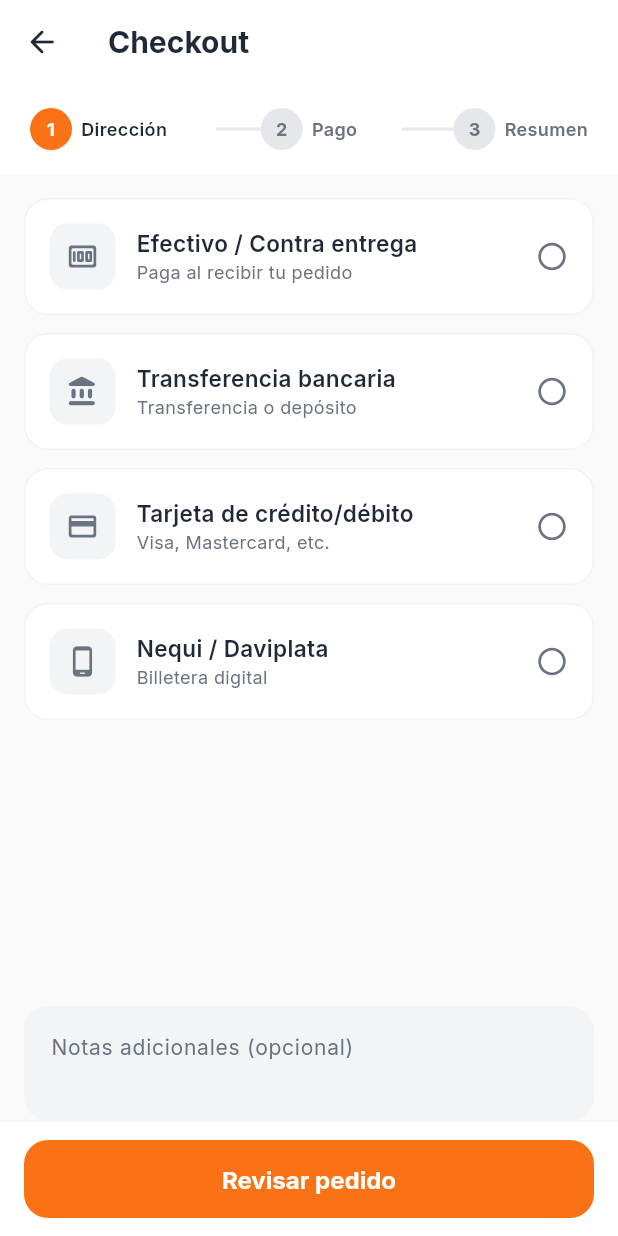
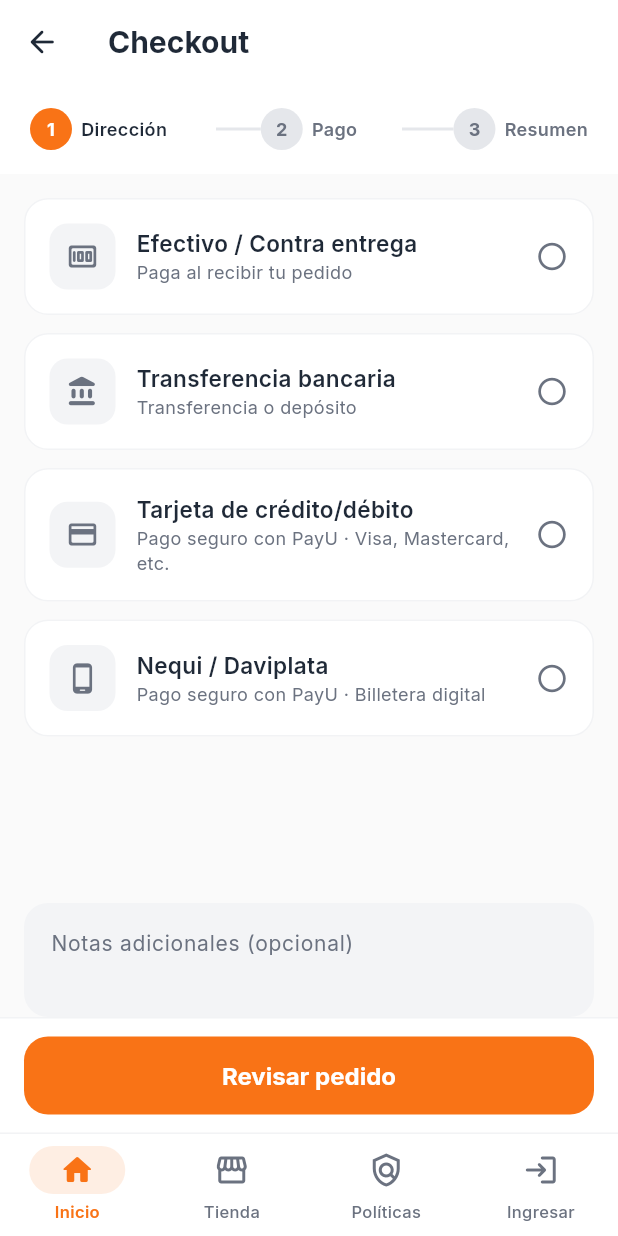
Before and after one commit to davidbet2/BaseShop, a Flutter app: the CheckoutScreen screen opened by its route, swiped to page 2, on a phone screen of 412 x 824 dp. Run offline on Flutter 3.47's test engine with Material 3 defaults, Android fonts, the phone set to English and light mode, and no system bars; our stand-ins replace cached_network_image, dio, equatable, firebase_core, firebase_messaging, flutter_bloc and 11 more; missing offline and left inert: dart:html, dart:js_interop; accounts and stored records are empty; network calls fail.

Commit message:
fix: move checkout/payment routes into shell, PayU labels, fix blank addresses

```diff
--- a/frontend/lib/core/router/app_router.dart
+++ b/frontend/lib/core/router/app_router.dart
@@ -248,10 +248,6 @@ late final GoRouter appRouter = GoRouter(
             child: PoliciesScreen(),
           ),
         ),
-      ],
-    ),
-
-    // ── Full-screen routes (outside shell — payment flows) ───
         GoRoute(
           path: '/checkout',
           builder: (context, state) => const CheckoutScreen(),
@@ -277,4 +273,6 @@ late final GoRouter appRouter = GoRouter(
           },
         ),
       ],
+    ),
+  ],
 );
--- a/frontend/lib/features/checkout/screens/checkout_screen.dart
+++ b/frontend/lib/features/checkout/screens/checkout_screen.dart
@@ -37,8 +37,8 @@ class _CheckoutScreenState extends State<CheckoutScreen> {
   static const _paymentMethods = [
     {'id': 'cash', 'label': 'Efectivo / Contra entrega', 'icon': Icons.money_rounded, 'desc': 'Paga al recibir tu pedido'},
     {'id': 'transfer', 'label': 'Transferencia bancaria', 'icon': Icons.account_balance_rounded, 'desc': 'Transferencia o depósito'},
-    {'id': 'card', 'label': 'Tarjeta de crédito/débito', 'icon': Icons.credit_card_rounded, 'desc': 'Visa, Mastercard, etc.'},
-    {'id': 'nequi', 'label': 'Nequi / Daviplata', 'icon': Icons.phone_android_rounded, 'desc': 'Billetera digital'},
+    {'id': 'card', 'label': 'Tarjeta de crédito/débito', 'icon': Icons.credit_card_rounded, 'desc': 'Pago seguro con PayU · Visa, Mastercard, etc.'},
+    {'id': 'nequi', 'label': 'Nequi / Daviplata', 'icon': Icons.phone_android_rounded, 'desc': 'Pago seguro con PayU · Billetera digital'},
   ];
 
   @override
```
Lines whose indentation alone changed are shown as unchanged.
